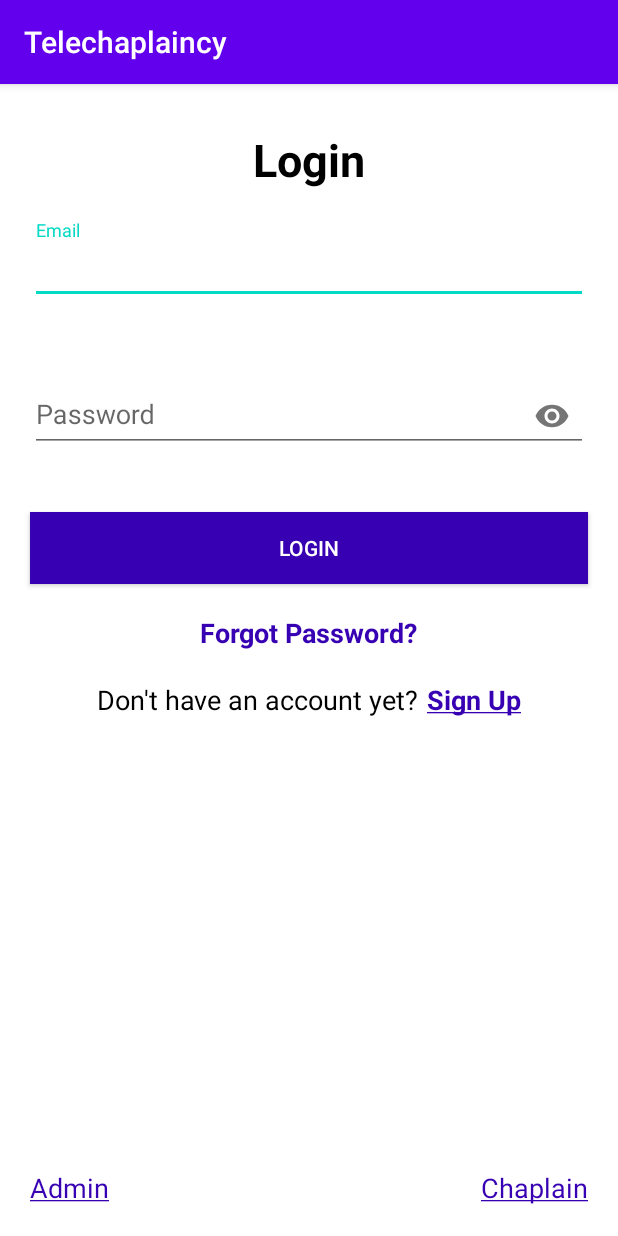
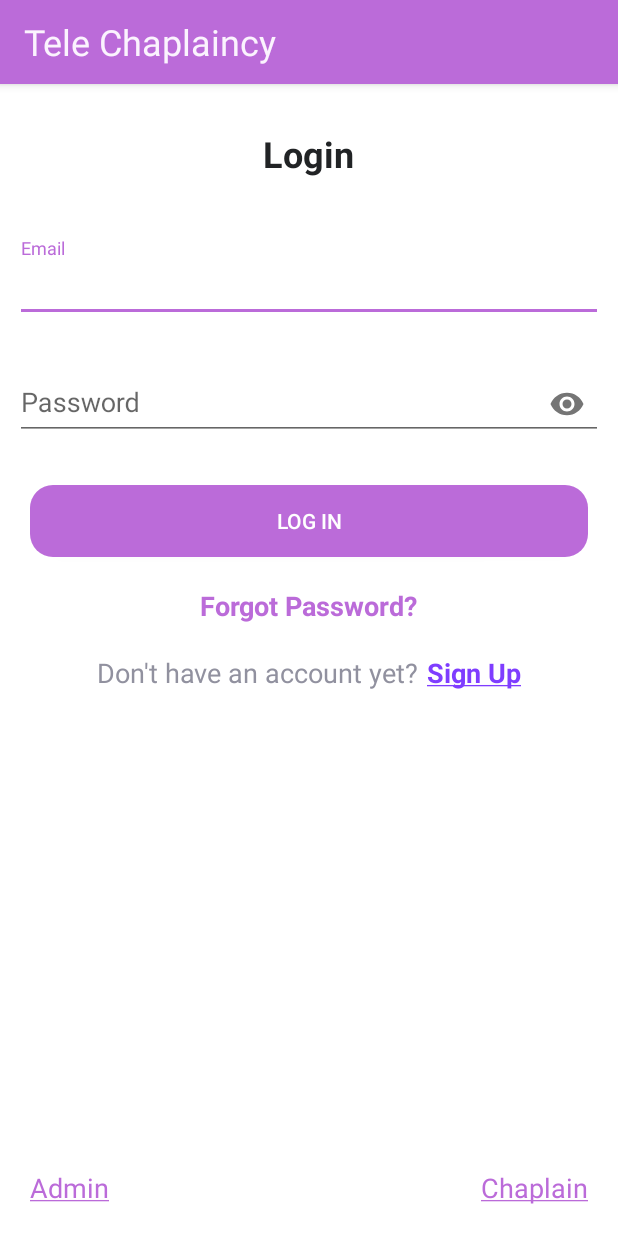
Before and after one commit to andromegasoftware/Telechaplaincy, an Android app: the screen it shows after launch (LoginPage), on a phone screen of 412 x 824 dp. Run offline under Robolectric (Android 15) with nearby library versions, the phone set to English and light mode, and no system bars; our stand-ins replace Firebase (no records; nobody signed in at launch, a user with empty details on screens opened directly).

Commit message:
sign in page created and working

```diff
--- /dev/null
+++ b/app/src/main/res/drawable/button_shape.xml
@@ -0,0 +1,7 @@
+<?xml version="1.0" encoding="utf-8"?>
+<shape xmlns:android="http://schemas.android.com/apk/res/android"
+    android:shape="rectangle" android:padding="10dp">
+    <!-- you can use any color you want I used here gray color-->
+    <solid android:color="@color/colorAccent"/>
+    <corners android:radius="15dp"/>
+</shape>
--- a/app/src/main/res/layout/activity_log_in.xml
+++ b/app/src/main/res/layout/activity_log_in.xml
@@ -20,6 +20,7 @@
             android:layout_width="match_parent"
             android:layout_height="wrap_content"
             android:layout_marginTop="30dp"
+            android:layout_marginBottom="30dp"
             android:gravity="center"
             android:orientation="horizontal">
 
@@ -28,21 +29,21 @@
                 android:layout_width="wrap_content"
                 android:layout_height="wrap_content"
                 android:text="@string/login_page_textView_title_login"
-                android:textColor="@android:color/background_dark"
-                android:textSize="30sp"
+                android:textColor="@color/loginPageTitleTextColor"
+                android:textSize="24sp"
                 android:textStyle="bold" />
 
         </LinearLayout>
 
         <com.google.android.material.textfield.TextInputLayout
-            android:id="@+id/editTextTextEmail"
             android:layout_width="match_parent"
             android:layout_height="wrap_content"
-            android:layout_margin="20dp"
+            android:layout_margin="10dp"
             android:hint="@string/login_page_editText_email_enter"
             android:importantForAutofill="no">
 
             <com.google.android.material.textfield.TextInputEditText
+                android:id="@+id/login_editText_Email"
                 android:layout_width="match_parent"
                 android:layout_height="match_parent"
                 android:ems="15"
@@ -50,15 +51,15 @@
         </com.google.android.material.textfield.TextInputLayout>
 
         <com.google.android.material.textfield.TextInputLayout
-            android:id="@+id/editTextTextPassword"
             android:layout_width="match_parent"
             android:layout_height="wrap_content"
-            android:layout_margin="20dp"
+            android:layout_margin="10dp"
             android:hint="@string/login_page_editText_password_enter"
             android:importantForAutofill="no"
             app:passwordToggleEnabled="true">
 
             <com.google.android.material.textfield.TextInputEditText
+                android:id="@+id/login_editText_Password"
                 android:layout_width="match_parent"
                 android:layout_height="match_parent"
                 android:ems="15"
@@ -66,17 +67,28 @@
         </com.google.android.material.textfield.TextInputLayout>
 
         <Button
-            android:id="@+id/button"
+            android:id="@+id/login_page_login_button"
             android:layout_width="match_parent"
             android:layout_height="wrap_content"
-            android:layout_margin="20dp"
-            android:background="@color/colorPrimaryDark"
+            android:layout_marginLeft="20dp"
+            android:layout_marginTop="20dp"
+            android:layout_marginRight="20dp"
+            android:background="@drawable/button_shape"
             android:text="@string/login_page_button_login"
             android:textColor="@color/design_default_color_background" />
+
+        <ProgressBar
+            android:id="@+id/login_page_progressBar"
+            style="?android:attr/progressBarStyle"
+            android:layout_width="wrap_content"
+            android:layout_height="wrap_content"
+            android:layout_gravity="center_horizontal"
+            android:visibility="gone" />
 
         <LinearLayout
             android:layout_width="match_parent"
             android:layout_height="wrap_content"
+            android:layout_marginTop="20dp"
             android:gravity="center"
             android:orientation="horizontal">
 
@@ -85,7 +97,7 @@
                 android:layout_width="wrap_content"
                 android:layout_height="wrap_content"
                 android:text="@string/login_page_textView_forgot_password"
-                android:textColor="@color/colorPrimaryDark"
+                android:textColor="@color/colorAccent"
                 android:textSize="18sp"
                 android:textStyle="bold" />
         </LinearLayout>
@@ -103,7 +115,7 @@
                 android:layout_width="wrap_content"
                 android:layout_height="wrap_content"
                 android:text="@string/login_page_textView_do_not_have_account"
-                android:textColor="@color/design_default_color_on_secondary"
+                android:textColor="@color/loginPageTextColor"
                 android:textSize="18sp" />
 
             <TextView
@@ -112,7 +124,7 @@
                 android:layout_height="wrap_content"
                 android:layout_marginStart="5dp"
                 android:text="@string/login_page_textView_sign_up"
-                android:textColor="@color/colorPrimaryDark"
+                android:textColor="@color/loginPageSignUpTextColor"
                 android:textSize="18sp"
                 android:textStyle="bold" />
         </LinearLayout>
@@ -130,7 +142,7 @@
                 android:layout_height="wrap_content"
                 android:layout_weight="5"
                 android:text="@string/login_page_textView_admin"
-                android:textColor="@color/colorPrimaryDark"
+                android:textColor="@color/colorAccent"
                 android:textSize="18sp" />
 
             <TextView
@@ -140,7 +152,7 @@
                 android:layout_weight="5"
                 android:gravity="end"
                 android:text="@string/login_page_textView_chaplain"
-                android:textColor="@color/colorPrimaryDark"
+                android:textColor="@color/colorAccent"
                 android:textSize="18sp" />
         </LinearLayout>
 
--- a/app/src/main/res/layout/activity_main.xml
+++ b/app/src/main/res/layout/activity_main.xml
@@ -6,4 +6,9 @@
     android:layout_height="match_parent"
     tools:context=".MainActivity">
 
+    <Button
+        android:id="@+id/logOut"
+        android:layout_width="wrap_content"
+        android:layout_height="wrap_content"
+        android:text="Button" />
 </androidx.constraintlayout.widget.ConstraintLayout>
--- a/app/src/main/res/values/colors.xml
+++ b/app/src/main/res/values/colors.xml
@@ -1,6 +1,9 @@
 <?xml version="1.0" encoding="utf-8"?>
 <resources>
-    <color name="colorPrimary">#6200EE</color>
-    <color name="colorPrimaryDark">#3700B3</color>
-    <color name="colorAccent">#03DAC5</color>
+    <color name="colorPrimary">#FBF3FE</color>
+    <color name="colorPrimaryDark">#FBF3FE</color>
+    <color name="colorAccent">#BB6BD9</color>
+    <color name="loginPageTextColor">#91919F</color>
+    <color name="loginPageSignUpTextColor">#7F3DFF</color>
+    <color name="loginPageTitleTextColor">#212325</color>
 </resources>
--- a/app/src/main/res/values/strings.xml
+++ b/app/src/main/res/values/strings.xml
@@ -1,5 +1,5 @@
 <resources>
-    <string name="app_name">Telechaplaincy</string>
+    <string name="app_name">Tele Chaplaincy</string>
 
     //login page string
     <string name="login_page_textView_title_login">Login</string>
@@ -8,7 +8,7 @@
     //login page email enter editText
     <string name="login_page_editText_password_enter">Password</string>
     //login page password enter editText
-    <string name="login_page_button_login">LOGIN</string>
+    <string name="login_page_button_login">LOG IN</string>
     //login page login button
     <string name="login_page_textView_forgot_password">Forgot Password?</string>
     //login page login title textView
--- a/app/src/main/res/values/styles.xml
+++ b/app/src/main/res/values/styles.xml
@@ -1,10 +1,15 @@
 <resources>
     <!-- Base application theme. -->
-    <style name="AppTheme" parent="Theme.AppCompat.Light.DarkActionBar">
+    <style name="AppTheme" parent="Theme.AppCompat.Light">
         <!-- Customize your theme here. -->
-        <item name="colorPrimary">@color/colorPrimary</item>
-        <item name="colorPrimaryDark">@color/colorPrimaryDark</item>
+        <item name="colorPrimary">#BB6BD9</item>
+        <item name="colorPrimaryDark">#BB6BD9</item>
         <item name="colorAccent">@color/colorAccent</item>
     </style>
+    <style name="TextAppearance.AppCompat.Widget.ActionBar.Title" parent="@style/TextAppearance.AppCompat">
 
+        <item name="android:textSize">24dp</item>
+        <item name="android:textColor">#FBF3FE</item>
+        <!-- <item name="android:fontFamily">FONT_HERE</item> -->
+    </style>
 </resources>
```
Also changed, not shown: app/src/main/java/com/telechaplaincy/LoginPage.kt (+44 -0 lines), app/src/main/java/com/telechaplaincy/MainActivity.kt (+14 -0 lines), app/src/main/java/com/telechaplaincy/SignUpActivity.kt (+4 -3 lines).
